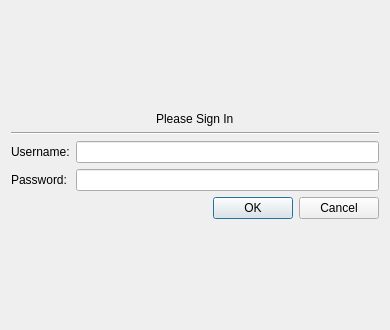
Before: the Qt Designer form client/ui_xml/login_dialog.ui in shubhpatel18/cs440, drawn with Qt 5.
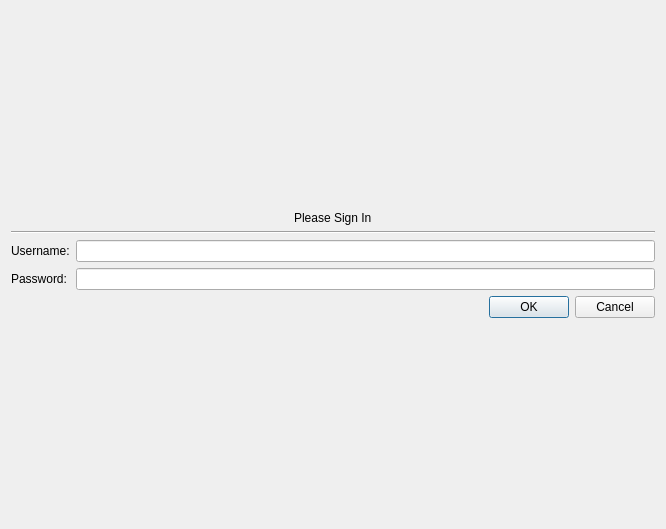
After: the same form once the commit is applied.

```diff
--- a/client/ui_xml/login_dialog.ui
+++ b/client/ui_xml/login_dialog.ui
@@ -6,8 +6,8 @@
    <rect>
     <x>0</x>
     <y>0</y>
-    <width>390</width>
-    <height>330</height>
+    <width>666</width>
+    <height>529</height>
    </rect>
   </property>
   <property name="sizePolicy">
```
